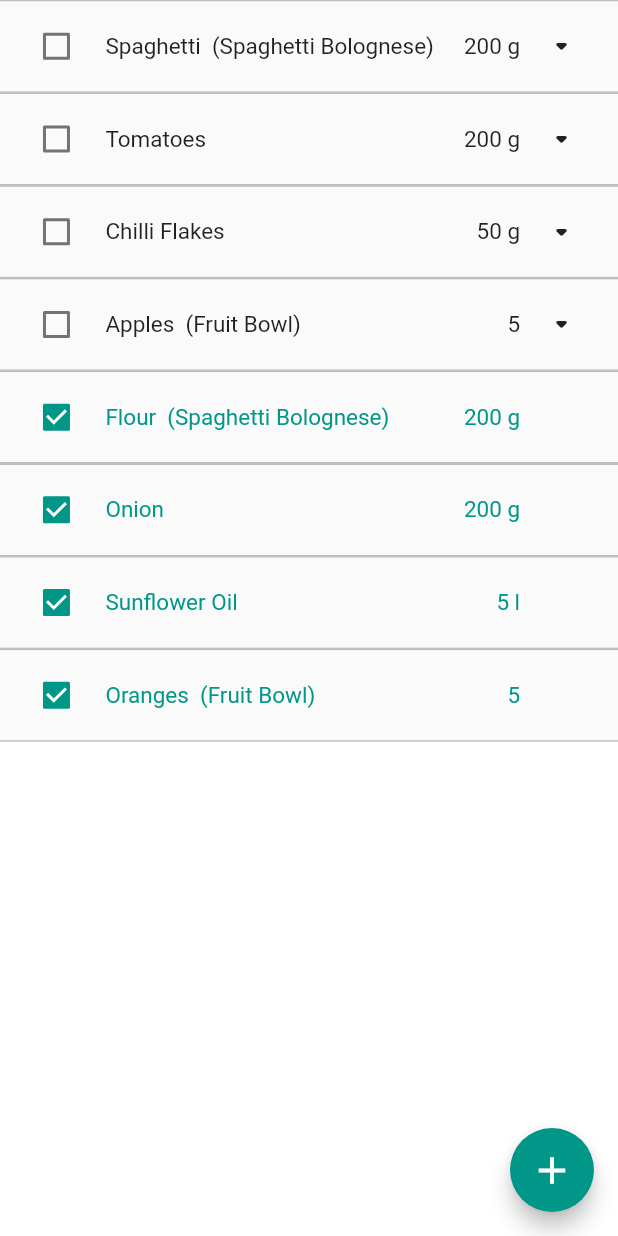
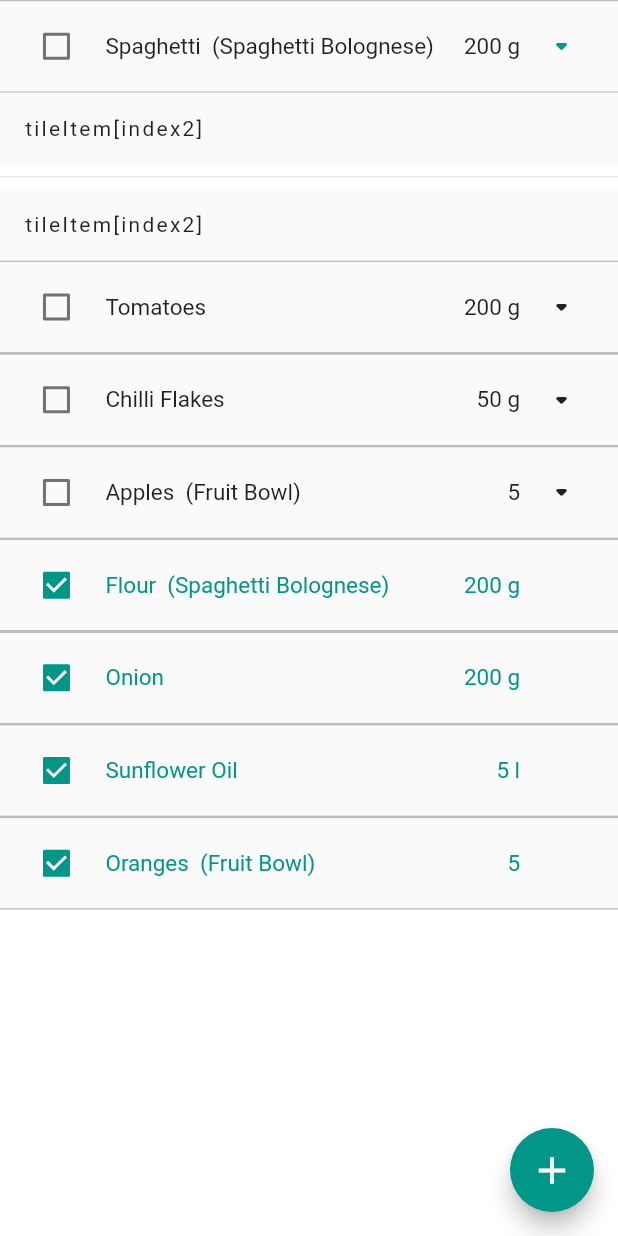
Before and after one commit to AsthaGarg16/CZ3002-FIT, a Flutter app: the ShoppingList screen opened directly, after a tap on the "arrow drop down" icon, on a phone screen of 412 x 824 dp. Run offline on Flutter 3.47's test engine with Material 2 defaults, Android fonts, the phone set to English and light mode, and no system bars; our stand-ins replace cloud_firestore, firebase_auth, firebase_core, flutter_speed_dial; accounts and stored records are empty; Roboto replaces fonts that are missing (mw).

Commit message:
added dropdown button functionality

```diff
--- a/fit/lib/UI/ShopListCard.dart
+++ b/fit/lib/UI/ShopListCard.dart
@@ -8,15 +8,19 @@ class ShopListWidget extends StatefulWidget {
     required this.recipe,
     required this.value,
     required this.labelColor,
-    required this.onValueChanged}) : super(key: key);
+    required this.visible,
+    required this.onValueChanged,
+    required this.onButtonPress}) : super(key: key);
 
   final String label;
   final String quantity;
   final bool isRecipe;
   final String recipe;
   bool value;
+  bool visible;
   Color labelColor;
   final Function onValueChanged;
+  final Function onButtonPress;
 
   @override
   State<ShopListWidget> createState() => _MyStatefulWidgetState();
@@ -90,7 +94,9 @@ class _MyStatefulWidgetState extends State<ShopListWidget> {
                     ),
                     //const SizedBox(width: 2.0),
                     Expanded(
-                      child: widget.value?Container():IconButton(icon: const Icon(Icons.arrow_drop_down_rounded), onPressed: () {  },),
+                      child: widget.value?Container():IconButton(icon: const Icon(Icons.arrow_drop_down_rounded),
+                        color: widget.visible?Colors.teal:Colors.black87,
+                        onPressed: () { widget.onButtonPress(); },),
                     ),
 
                   ],
--- a/fit/lib/UI/ShoppingList.dart
+++ b/fit/lib/UI/ShoppingList.dart
@@ -6,6 +6,7 @@ import '../Entity/Units.dart';
 import 'ShopListCard.dart';
 
 class ShoppingList extends StatefulWidget {
+  List<String> altItem = ['alt 1', 'alt 2', 'alt 3'];
   List<Map<String, Object>> shopList = [
     {
       'label': 'Spaghetti',
@@ -13,6 +14,8 @@ class ShoppingList extends StatefulWidget {
       'recipe': 'Spaghetti Bolognese',
       'isRecipe' : true,
       'value': false,
+      'alternatives': List<String>.filled(3,"alternate "),
+      'isVisible' :false,
     },
     {
       'label': 'Tomatoes',
@@ -20,6 +23,8 @@ class ShoppingList extends StatefulWidget {
       'recipe': '',
       'isRecipe' : false,
     'value': false,
+      'alternatives': List<String>.filled(3,"alternate "),
+      'isVisible' :false,
     },
     {
       'label': 'Chilli Flakes',
@@ -27,6 +32,8 @@ class ShoppingList extends StatefulWidget {
       'recipe': '',
       'isRecipe' : false,
     'value': false,
+      'alternatives': List<String>.filled(3,"alternate "),
+      'isVisible' :false,
     },
     {
       'label': 'Apples',
@@ -34,6 +41,8 @@ class ShoppingList extends StatefulWidget {
       'recipe': 'Fruit Bowl',
       'isRecipe' : true,
       'value': false,
+      'alternatives': List<String>.filled(3,"alternate "),
+      'isVisible' :false,
     },
   ];
 
@@ -67,20 +76,16 @@ class ShoppingList extends StatefulWidget {
       'value': true,
     },
   ];
+
   @override
   _ShopListState createState() => _ShopListState();
 }
 
 class _ShopListState extends State<ShoppingList> {
 
-
-
   @override
   Widget build(BuildContext context) {
-    // void removeSwipeItems(idx){
-    //   _swiperList.removeAt(idx);
-    //   notifyListeners();
-    // }
+
 
     return Scaffold(
         resizeToAvoidBottomInset: false,
@@ -99,7 +104,9 @@ class _ShopListState extends State<ShoppingList> {
                         shrinkWrap: true,
                             itemCount: widget.shopList.length,
                             itemBuilder: (context, index) {
-                              return Dismissible(
+                              return Column(
+                                children:<Widget>[
+                                      Dismissible(
                                       key: ValueKey(widget.shopList[index]),
                                       onDismissed: (direction) {
                                       setState(() {
@@ -126,6 +133,7 @@ class _ShopListState extends State<ShoppingList> {
                                         isRecipe: widget.shopList[index]['isRecipe'].toString().toLowerCase() == 'true',
                                         value: widget.shopList[index]['value'].toString().toLowerCase() == 'true',
                                         labelColor: Colors.black87,
+                                        visible:widget.shopList[index]['isVisible']==true,
                                         onValueChanged: (){
                                         setState((){
                                         Map<String, Object> shopListItem = widget.shopList.removeAt(index);
@@ -135,7 +143,44 @@ class _ShopListState extends State<ShoppingList> {
                                         // print(widget.shopList);
                                         });
                                         },
-                                ));
+                                        onButtonPress: (){
+                                          setState((){
+                                            print("Changing state");
+                                            widget.shopList[index]['isVisible'] = !(widget.shopList[index]['isVisible']==true);
+                                          });
+                                          },
+                                        )),
+                                  Visibility(
+                                    visible: widget.shopList[index]['isVisible']==true,
+                                    replacement:Container(),
+                                    maintainState: true,
+                                    child:(
+                                        ListView.separated(
+                                            controller: ScrollController(),
+                                            shrinkWrap: true,
+                                            itemCount: 2,
+                                            itemBuilder:(context, index2)
+                                            {
+                                                  return Material(
+                                                      child: ListTile(
+                                                        title: Text("tileItem[index2]", style: const TextStyle(
+                                                            fontSize: 14.0,
+                                                            fontWeight: FontWeight.normal,
+                                                            color: Colors.black87)),
+                                                        dense:true,
+                                                      )
+                                                  );
+                                            },
+                                          separatorBuilder: (context, index) {
+                                            return const Divider();
+                                          },
+                                        )
+                                    )
+
+                                  )
+                                ]
+                              );
+
                             }),
                             ListView.builder(
                                 controller: ScrollController(),
@@ -151,6 +196,8 @@ class _ShopListState extends State<ShoppingList> {
                                       isRecipe: widget.shopListChecked[index]['isRecipe'].toString().toLowerCase() == 'true',
                                       value: widget.shopListChecked[index]['value'].toString().toLowerCase() == 'true',
                                       labelColor: Colors.black87,
+                                      visible:false,
+                                      onButtonPress:(){} ,
                                       onValueChanged: (index){
 
                                       },
```
Lines whose indentation alone changed are shown as unchanged.
